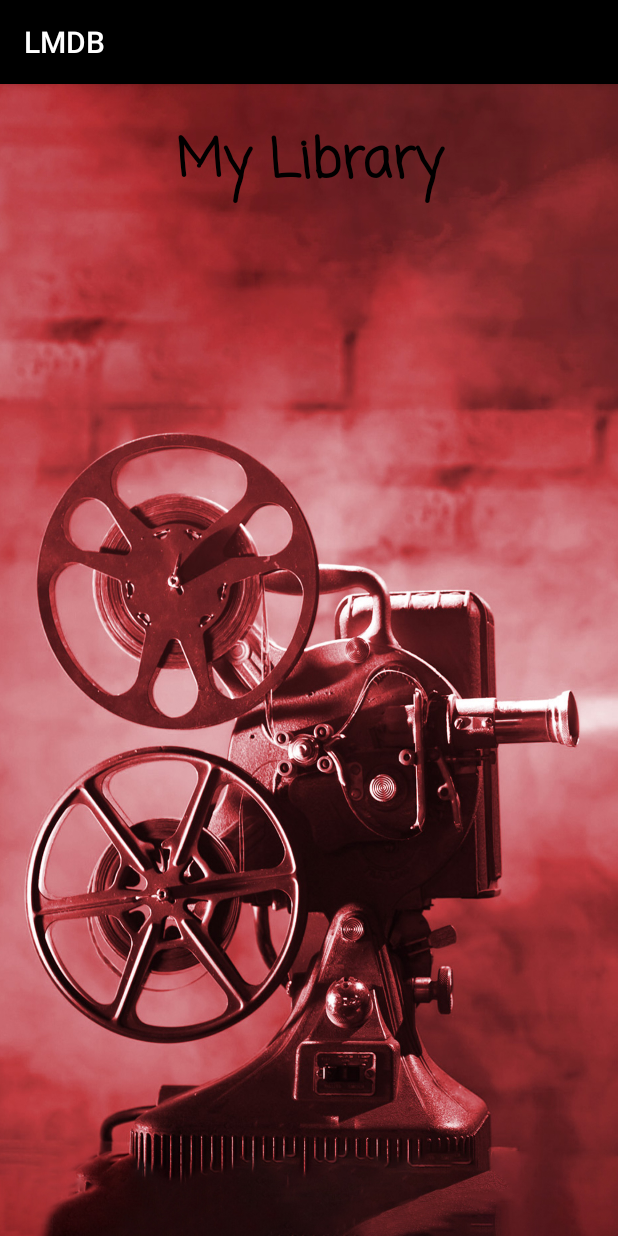
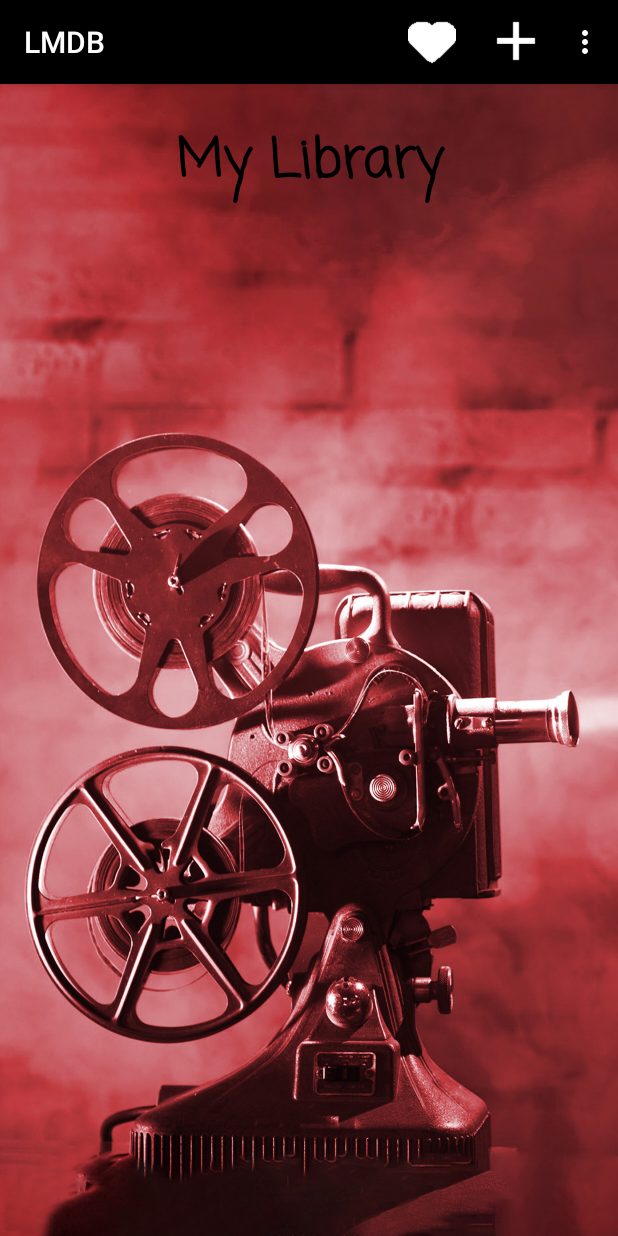
Before and after one commit to edriron/Projects, an Android app: the LibraryActivity screen opened directly, with no data from a screen before it, on a phone screen of 412 x 824 dp. Run offline under Robolectric (Android 15) with nearby library versions, the phone set to English and light mode, and no system bars.

Commit message:
LMDB 08/03/2018
Menu added

```diff
--- a/LMDB/app/src/main/java/com/saw/android/lmdb/LibraryActivity.java
+++ b/LMDB/app/src/main/java/com/saw/android/lmdb/LibraryActivity.java
@@ -2,12 +2,53 @@ package com.saw.android.lmdb;
 
 import android.support.v7.app.AppCompatActivity;
 import android.os.Bundle;
+import android.view.Menu;
+import android.view.MenuInflater;
+import android.view.MenuItem;
+import android.widget.Toast;
 
 public class LibraryActivity extends AppCompatActivity {
+
+    private MenuItem optionA, optionB;
 
     @Override
     protected void onCreate(Bundle savedInstanceState) {
         super.onCreate(savedInstanceState);
         setContentView(R.layout.activity_library);
     }
+
+    public boolean onCreateOptionsMenu(Menu menu) {
+        MenuInflater menuInflater = getMenuInflater();
+        menuInflater.inflate(R.menu.menu_main, menu);
+
+        // Need to find menu items only here because they belong to the menu and not to the main layout.
+        // Also, they are not created yet on the onCreate event:
+        optionA = menu.findItem(R.id.menuItem1);
+        optionB = menu.findItem(R.id.menuItem2);
+
+        return true;
+    }
+
+    // Return true to state that the menu event has been handled.
+    // Return false to state that the menu event has not been handled.
+    public boolean onOptionsItemSelected(MenuItem item) {
+
+        int itemId = item.getItemId();
+
+        switch (itemId) {
+            case R.id.menuItemAdd:
+                Toast.makeText(this, "Add", Toast.LENGTH_LONG).show();
+                return true;
+            case R.id.menuItemFavorites:
+                Toast.makeText(this, "Favorites", Toast.LENGTH_LONG).show();
+                return true;
+            case R.id.menuItem1:
+                Toast.makeText(this, "Item 1", Toast.LENGTH_LONG).show();
+                return true;
+            case R.id.menuItem2:
+                Toast.makeText(this, "Item 2", Toast.LENGTH_LONG).show();
+                return true;
+        }
+        return false;
+    }
 }
--- /dev/null
+++ b/LMDB/app/src/main/res/menu/menu_main.xml
@@ -0,0 +1,31 @@
+<?xml version="1.0" encoding="utf-8"?>
+<menu xmlns:android="http://schemas.android.com/apk/res/android"
+    xmlns:app="http://schemas.android.com/apk/res-auto">
+
+
+    <item
+        android:id="@+id/menuItemFavorites"
+        android:icon="@drawable/favorites_white"
+        android:title="Favorites"
+        app:showAsAction="always" />
+
+    <item
+        android:id="@+id/menuItemAdd"
+        android:icon="@drawable/add_white"
+        android:title="Search"
+        app:showAsAction="always" />
+
+    <group
+        android:id="@+id/groupOptions" >
+
+        <item
+            android:id="@+id/menuItem1"
+            android:title="Option A" />
+
+        <item
+            android:id="@+id/menuItem2"
+            android:title="Option B" />
+
+    </group>
+
+</menu>
```
Also changed, not shown: LMDB/app/src/main/res/drawable-v24/add_white.png (added), LMDB/app/src/main/res/drawable-v24/favorites.png (added), LMDB/app/src/main/res/drawable-v24/favorites_white.png (added), LMDB/app/src/main/res/drawable-v24/plus.png (added), 4 other files.
